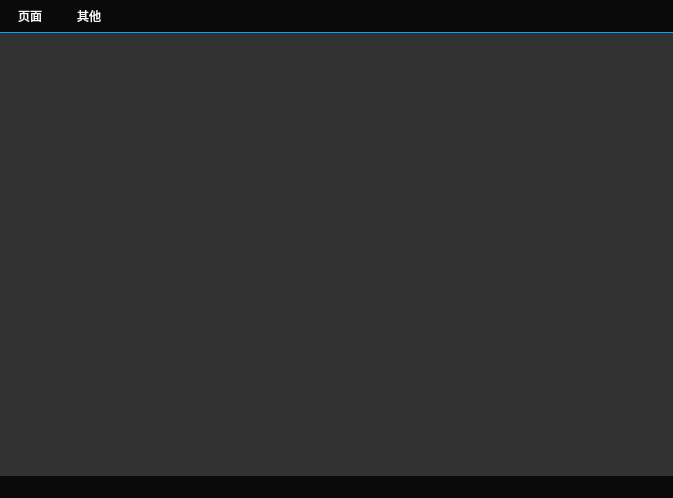
The window that MainWindow.ui (gongjianbo/LearnQSS) describes before a commit, drawn with Qt 5.
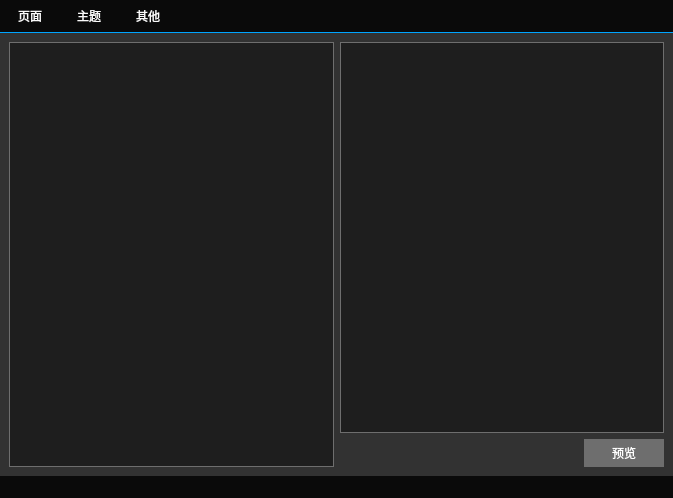
The same window after the commit.

```diff
--- a/MainWindow.ui
+++ b/MainWindow.ui
@@ -23,14 +23,13 @@
 margin:0;
 padding:0;
 border:0;
-}
-#MainWindow,
-#centralwidget{
-background-color: rgb(50, 50, 50);
 font: 14px &quot;SimSun&quot;;
+color: white;
+background-color: transparent;
 }
-#statusbar{
-background-color: rgb(10, 10, 10);
+QMainWiondow#MainWindow,
+QWidget#centralwidget{
+background-color: rgb(50, 50, 50);
 font: 14px &quot;SimSun&quot;;
 }
 /*菜单栏*/
@@ -148,9 +147,76 @@
 }
 QMenu QWidget:hover{
 background-color: rgb(255, 165, 0);
+}
+/*状态栏*/
+#statusbar{
+background-color: rgb(10, 10, 10);
+font: 14px &quot;SimSun&quot;;
+}
+/*整体样式*/
+#btnPreview{
+width: 80px;
+height: 28px;
+background-color: rgb(110, 110, 110);
+}
+#btnPreview:hover{
+background-color: rgb(255, 165, 0);
+}
+#editPreview{
+background: rgb(30, 30, 30);
+border: 1px solid rgb(110, 110, 110);
+padding: 10px;
+}
+#stackedWidget{
+background: rgb(30, 30, 30);
+border: 1px solid rgb(110, 110, 110);
 }</string>
   </property>
-  <widget class="QWidget" name="centralwidget"/>
+  <widget class="QWidget" name="centralwidget">
+   <layout class="QHBoxLayout" name="horizontalLayout_2">
+    <item>
+     <widget class="QStackedWidget" name="stackedWidget">
+      <property name="sizePolicy">
+       <sizepolicy hsizetype="Expanding" vsizetype="Preferred">
+        <horstretch>0</horstretch>
+        <verstretch>0</verstretch>
+       </sizepolicy>
+      </property>
+     </widget>
+    </item>
+    <item>
+     <layout class="QVBoxLayout" name="verticalLayout">
+      <item>
+       <widget class="QTextEdit" name="editPreview"/>
+      </item>
+      <item>
+       <layout class="QHBoxLayout" name="horizontalLayout">
+        <item>
+         <spacer name="horizontalSpacer">
+          <property name="orientation">
+           <enum>Qt::Horizontal</enum>
+          </property>
+          <property name="sizeHint" stdset="0">
+           <size>
+            <width>40</width>
+            <height>20</height>
+           </size>
+          </property>
+         </spacer>
+        </item>
+        <item>
+         <widget class="QPushButton" name="btnPreview">
+          <property name="text">
+           <string>预览</string>
+          </property>
+         </widget>
+        </item>
+       </layout>
+      </item>
+     </layout>
+    </item>
+   </layout>
+  </widget>
   <widget class="QMenuBar" name="menubar">
    <property name="geometry">
     <rect>
@@ -170,7 +236,13 @@
      <string>其他</string>
     </property>
    </widget>
+   <widget class="QMenu" name="menuTheme">
+    <property name="title">
+     <string>主题</string>
+    </property>
+   </widget>
    <addaction name="menuPage"/>
+   <addaction name="menuTheme"/>
    <addaction name="menuOther"/>
   </widget>
   <widget class="QStatusBar" name="statusbar"/>
```
